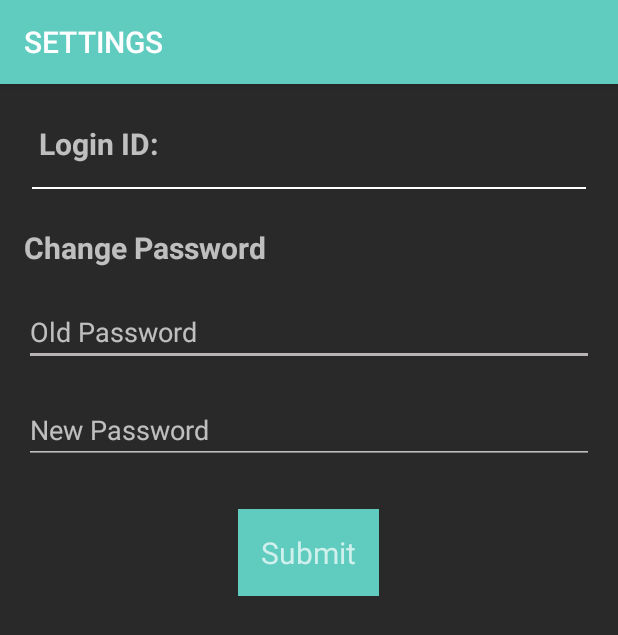
After one commit to Presentech/HandsUp, an Android app: the AccountCredentialsActivity screen opened directly, with no data from a screen before it, on a phone screen of 412 x 824 dp. The commit adds this screen. Shown: the top 635 px of the screen. Run offline under Robolectric (Android 15) with nearby library versions, the phone set to English and light mode, and no system bars.

Commit message:
settings_all

```diff
--- /dev/null
+++ b/app/src/main/java/com/presentech/handsup/AccountCredentialsActivity.java
@@ -0,0 +1,62 @@
+package com.presentech.handsup;
+
+import android.content.SharedPreferences;
+import android.os.Bundle;
+import android.support.annotation.Nullable;
+import android.support.v7.app.AppCompatActivity;
+import android.view.View;
+import android.widget.EditText;
+import android.widget.TextView;
+import android.widget.Toast;
+
+
+public class AccountCredentialsActivity extends AppCompatActivity {
+
+    private final String LOGIN_ID = "Login ID: ";
+    private EditText etOldPassword, etNewPassword;
+    private SharedPreferences sharedPreferences;
+
+    @Override
+    protected void onCreate(@Nullable Bundle savedInstanceState) {
+        super.onCreate(savedInstanceState);
+        setContentView(R.layout.activity_account_credentials);
+        String name = getIntent().getStringExtra("name")==null?"":getIntent().getStringExtra("name");
+
+
+        //initialized view and sharedepreference
+        sharedPreferences = getSharedPreferences(HandsUpApplication.PREF_NAME, MODE_PRIVATE);
+
+        ((TextView) findViewById(R.id.activity_account_credentials_tv_login_id)).setText(LOGIN_ID + name);
+        etOldPassword = (EditText) findViewById(R.id.etOldPassword);
+        etNewPassword = (EditText) findViewById(R.id.etNewPassword);
+
+    }
+
+
+    public void submitData(View view) {
+        //Viadation to check blank data, and verify of old password matches or not
+        if (etOldPassword.getText().toString().trim().equalsIgnoreCase("")) {
+            Toast.makeText(this, "Kindly enter old password", Toast.LENGTH_SHORT).show();
+            etOldPassword.requestFocus();
+
+        } else if (etNewPassword.getText().toString().trim().equalsIgnoreCase("")) {
+            etNewPassword.requestFocus();
+            Toast.makeText(this, "Kindly enter new password", Toast.LENGTH_SHORT).show();
+        } else {
+            String oldPassword = etOldPassword.getText().toString().trim();
+            String newPassword = etNewPassword.getText().toString().trim();
+
+            if (oldPassword.equalsIgnoreCase(sharedPreferences.getString(HandsUpApplication.PREF_PASSWORD, "").trim())) {
+                sharedPreferences.edit().putString(HandsUpApplication.PREF_PASSWORD, newPassword).commit();
+                Toast.makeText(this, "New password saved", Toast.LENGTH_SHORT).show();
+                finish();
+            } else {
+                Toast.makeText(this, "Wrong old password entered", Toast.LENGTH_SHORT).show();
+            }
+
+
+        }
+
+
+    }
+}
--- a/app/src/main/java/com/presentech/handsup/ModeSelectActivity.java
+++ b/app/src/main/java/com/presentech/handsup/ModeSelectActivity.java
@@ -86,8 +86,8 @@ package com.presentech.handsup;
 
     }
     public void goToPresenterTutorial(View view) {
-        Intent THIS_INTENT = new Intent(this, SettingsActivity.class);
-        startActivity(THIS_INTENT);
+//        Intent THIS_INTENT = new Intent(this, SettingsActivity.class);
+//        startActivity(THIS_INTENT);
     }
     public void goToAudienceMode(View view){
         Intent AudienceIntent = new Intent(this, AudienceSessionSelect.class);
--- a/app/src/main/java/com/presentech/handsup/MyApplication.java
+++ b/app/src/main/java/com/presentech/handsup/MyApplication.java
@@ -1,6 +1,8 @@
 package com.presentech.handsup;
 
 import android.app.Application;
+import com.crashlytics.android.Crashlytics;
+import io.fabric.sdk.android.Fabric;
 
 /**
  * Created by Noor on 27/05/2016.
@@ -13,6 +15,7 @@ public class MyApplication extends Application{
     @Override
     public void onCreate (){
         super.onCreate();
+        Fabric.with(this, new Crashlytics());
         client = new Client();
         server = new Server();
 
--- a/app/src/main/java/com/presentech/handsup/navDrawer.java
+++ b/app/src/main/java/com/presentech/handsup/navDrawer.java
@@ -97,7 +97,8 @@ public class navDrawer {
         };
 
         // Set the drawer toggle as the DrawerListener
-        mDrawerLayout.setDrawerListener(mDrawerToggle);
+        //mDrawerLayout.setDrawerListener(mDrawerToggle);
+        mDrawerLayout.addDrawerListener(mDrawerToggle);
 
         //Will Enable a home button if it is set up - Currently NOT
         //getSupportActionBar().setHomeButtonEnabled(true);
--- /dev/null
+++ b/app/src/main/res/layout/activity_account_credentials.xml
@@ -0,0 +1,69 @@
+<?xml version="1.0" encoding="utf-8"?>
+<LinearLayout xmlns:android="http://schemas.android.com/apk/res/android"
+    android:layout_width="match_parent"
+    android:layout_height="match_parent"
+    android:background="@color/backgroundgrey"
+    android:orientation="vertical"
+    android:padding="16dp">
+
+    <TextView
+        android:id="@+id/activity_account_credentials_tv_login_id"
+        android:layout_width="wrap_content"
+        android:layout_height="wrap_content"
+        android:layout_margin="10dp"
+        android:text="sdsdsd"
+        android:textSize="20sp"
+        android:textStyle="bold" />
+
+    <View
+        style="@style/style_divider"
+        android:layout_width="match_parent"
+        android:layout_height="1dp"
+        android:layout_margin="5dp" />
+
+    <TextView
+        android:layout_width="wrap_content"
+        android:layout_height="wrap_content"
+        android:layout_marginTop="20dp"
+        android:text="Change Password"
+        android:textSize="20sp"
+        android:textStyle="bold" />
+
+
+    <EditText
+        android:id="@+id/etOldPassword"
+        android:layout_width="match_parent"
+        android:layout_height="wrap_content"
+        android:layout_marginTop="20dp"
+        android:hint="Old Password"
+        android:imeOptions="actionNext"
+        android:inputType="textPassword"
+        android:singleLine="true"
+        android:textColor="@color/textColour" />
+
+
+    <EditText
+        android:id="@+id/etNewPassword"
+        android:layout_width="match_parent"
+        android:layout_height="wrap_content"
+        android:layout_marginTop="20dp"
+
+        android:hint="New Password"
+        android:imeOptions="actionNext"
+        android:inputType="textPassword"
+        android:singleLine="true"
+        android:textColor="@color/textColour" />
+
+
+    <TextView
+        android:layout_width="wrap_content"
+        android:layout_height="wrap_content"
+        android:layout_gravity="center"
+        android:layout_marginTop="30dp"
+        android:background="@color/presentechBlue"
+        android:onClick="submitData"
+        android:padding="15dp"
+        android:text="Submit"
+        android:textSize="20sp" />
+
+</LinearLayout>
--- a/app/src/main/res/values/colors.xml
+++ b/app/src/main/res/values/colors.xml
@@ -12,4 +12,5 @@
     <color name="transparant_darkgrey">#666c6c6c</color>
     <color name="drawerBackground">#66000000</color>
     <color name="white">#FFFFFF</color>
+    <color name="colorGrey">#a8a9aa</color>
 </resources>
```
Also changed, not shown: app/build.gradle (+7 -6 lines), app/src/main/AndroidManifest.xml (+15 -12 lines), app/src/main/java/com/presentech/handsup/SettingsAccessibilityActivity.java (+6 -1 lines), app/src/main/java/com/presentech/handsup/SettingsAccountActivity.java (+17 -12 lines), app/src/main/java/com/presentech/handsup/SettingsActivity.java (+2 -26 lines), app/src/main/java/com/presentech/handsup/SettingsDefaultSettingActivity.java (+80 -2 lines), app/src/main/java/com/presentech/handsup/SettingsPresentationFeedbackActivity.java (+8 -1 lines), app/src/main/java/com/presentech/handsup/SettingsVisibilityActivity.java (+1 -15 lines), app/src/main/res/layout/activity_settings_toolbar.xml (+7 -7 lines), app/src/main/res/layout/activity_slide_content_timings.xml (+7 -1 lines), app/src/main/res/values/strings.xml (+8 -5 lines), app/src/main/res/xml/settings_accessibility_prefs.xml (+1 -8 lines).
